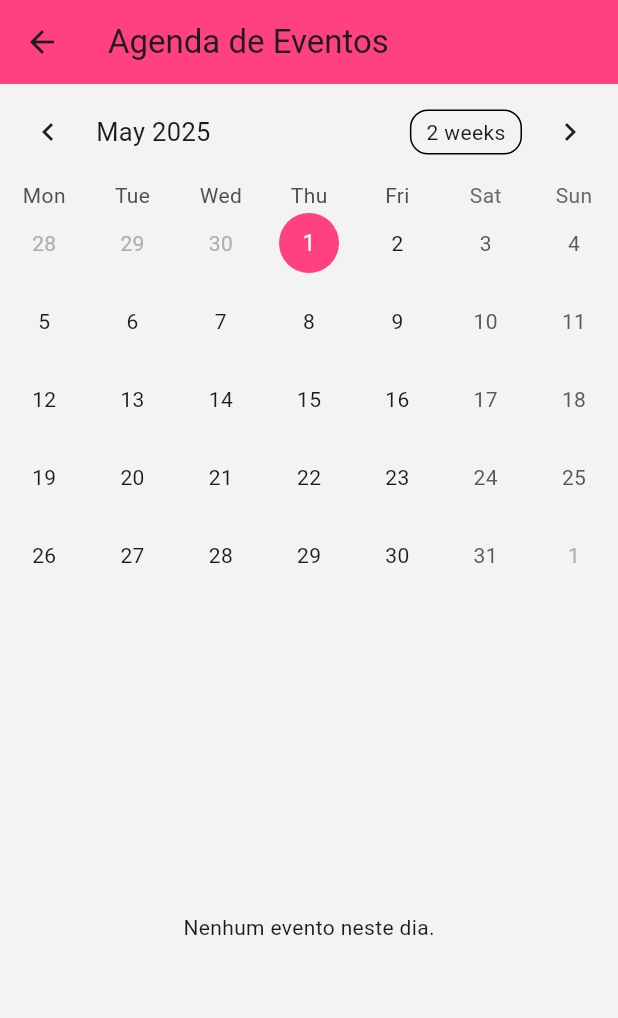
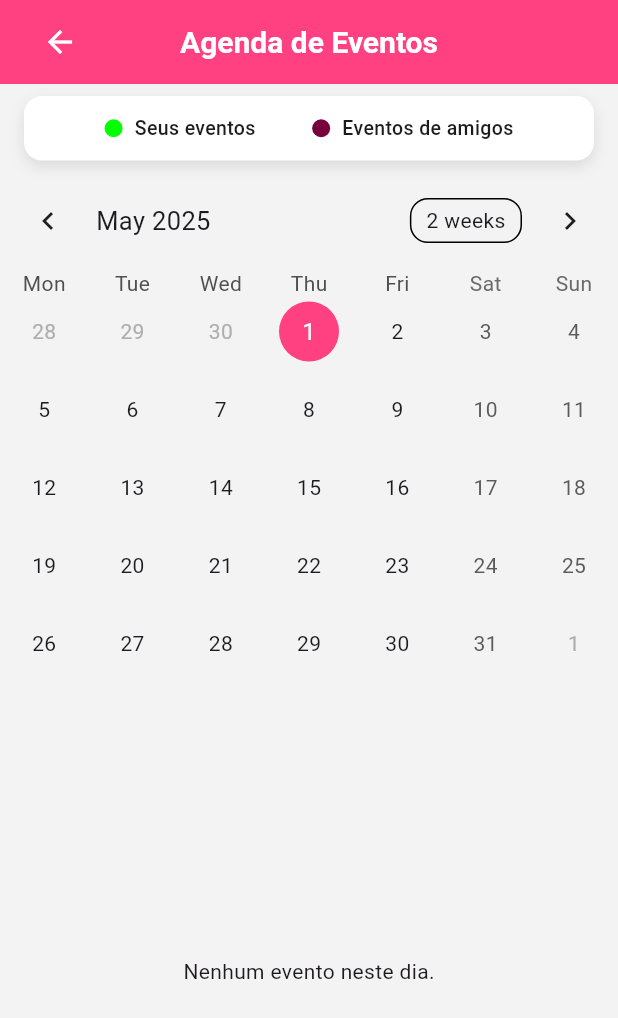
Before and after one commit to VictorAlexandreMuller/Frontend, a Flutter app: the AgendaPage screen opened by its route, on a phone screen of 412 x 824 dp. Shown: the top 1018 px of the screen. Run offline on Flutter 3.47's test engine with Material 3 defaults, Android fonts, the phone set to English and light mode, and no system bars; drawn by our look-alikes of table_calendar; our stand-ins replace font_awesome_flutter, go_router, shared_preferences; accounts and stored records are empty; network calls fail.

Commit message:
ajuste calendario 80%, falta aplicar evento como convidado

```diff
--- a/lib/config/api_config.dart
+++ b/lib/config/api_config.dart
@@ -3,7 +3,7 @@ import 'package:flutter/foundation.dart';
 class ApiConfig {
   static final String baseUrl = kIsWeb
       ? 'http://localhost:8080' // para web
-      : 'http://192.168.71.222:8080'; // LEIA-ME para emulador Android especificamente no celular do VICTOR PC
+      : 'http://192.168.15.75:8080'; // LEIA-ME para emulador Android especificamente no celular do VICTOR PC
   // : 'http://192.168.71.222:8080'; // LEIA-ME para emulador Android especificamente no celular do VICTOR NOTEBOOK
   // : '<ipv4 do pc>:8080'; // LEIA-ME para emulador Android de voce que está lendo e quer fazer rodar no seu celular... comente a linha 6 e coloque o ip da sua maquina aqui
   // : '<ipv4 do pc>:8080'; // LEIA-ME para emulador Android de voce que está lendo e quer fazer rodar no seu celular... comente a linha 6 e coloque o ip da sua maquina aqui
--- a/lib/pages/funcionalidades/calendario_page.dart
+++ b/lib/pages/funcionalidades/calendario_page.dart
@@ -34,13 +34,12 @@ class _AgendaPageState extends State<AgendaPage> {
     }
     final formatador = DateFormat('dd/MM/yyyy HH:mm');
     for (var evento in eventos) {
-      final data = formatador.parse(evento.data!); // ✅ CORRETO
+      final data = formatador.parse(evento.data!);
       final dia = DateTime.utc(data.year, data.month, data.day);
       mapa[dia] = [...(mapa[dia] ?? []), evento];
     }
 
     final diaAtual = DateTime.utc(
-      // <- UTC aqui também!
       diaSelecionado.year,
       diaSelecionado.month,
       diaSelecionado.day,
@@ -57,20 +56,91 @@ class _AgendaPageState extends State<AgendaPage> {
     return eventosPorData[diaLocal] ?? [];
   }
 
+  Widget _buildLegendaItem(Color cor, String texto) {
+    return Row(
+      children: [
+        Container(
+          width: 12,
+          height: 12,
+          decoration: BoxDecoration(
+            color: cor,
+            shape: BoxShape.circle,
+          ),
+        ),
+        const SizedBox(width: 8),
+        Text(
+          texto,
+          style: const TextStyle(
+            fontSize: 13,
+            fontWeight: FontWeight.w500,
+          ),
+        ),
+      ],
+    );
+  }
+
   @override
   Widget build(BuildContext context) {
     return Scaffold(
       backgroundColor: const Color(0xFFF3F3F3),
       appBar: AppBar(
-        title: const Text('Agenda de Eventos'),
-        leading: IconButton(
-          icon: const Icon(Icons.arrow_back),
-          onPressed: () => Navigator.of(context).pop(),
+        backgroundColor: Colors.pinkAccent,
+        elevation: 0,
+        automaticallyImplyLeading: false,
+        title: Row(
+          children: [
+            // Setinha (mantida funcional)
+            IconButton(
+              icon: const Icon(Icons.arrow_back, color: Colors.white),
+              onPressed: () => Navigator.of(context).pop(),
+            ),
+            // Espaço para centralizar o título
+            Expanded(
+              child: Center(
+                child: Text(
+                  'Agenda de Eventos',
+                  style: const TextStyle(
+                    fontSize: 20,
+                    fontWeight: FontWeight.bold,
+                    color: Colors.white,
+                  ),
+                ),
+              ),
+            ),
+            // Espaço invisível para compensar a seta (mesma largura da seta)
+            const SizedBox(width: 48),
+          ],
         ),
-        backgroundColor: Colors.pinkAccent,
       ),
       body: Column(
         children: [
+          Padding(
+            padding:
+                const EdgeInsets.symmetric(horizontal: 16.0, vertical: 8.0),
+            child: Container(
+              padding:
+                  const EdgeInsets.symmetric(horizontal: 16.0, vertical: 12.0),
+              decoration: BoxDecoration(
+                color: Colors.white,
+                borderRadius: BorderRadius.circular(12),
+                boxShadow: [
+                  BoxShadow(
+                    color: Colors.black.withOpacity(0.1),
+                    blurRadius: 8,
+                    offset: const Offset(0, 4),
+                  ),
+                ],
+              ),
+              child: Row(
+                mainAxisAlignment: MainAxisAlignment.spaceEvenly,
+                children: [
+                  _buildLegendaItem(const Color(0xFF04FF00), "Seus eventos"),
+                  _buildLegendaItem(
+                      const Color(0xFF78003C), "Eventos de amigos"),
+                ],
+              ),
+            ),
+          ),
           TableCalendar<EventoModel>(
             firstDay: DateTime.utc(2020, 1, 1),
             lastDay: DateTime.utc(2100, 12, 31),
@@ -87,7 +157,8 @@ class _AgendaPageState extends State<AgendaPage> {
                 shape: BoxShape.circle,
               ),
               markerDecoration: BoxDecoration(
-                color: Colors.transparent, // removemos o marcador padrão
+                color: Colors.pinkAccent,
+                shape: BoxShape.circle,
               ),
             ),
             selectedDayPredicate: (day) => isSameDay(day, diaSelecionado),
@@ -97,35 +168,35 @@ class _AgendaPageState extends State<AgendaPage> {
                 eventosSelecionados = _obterEventosDoDia(selectedDay);
               });
             },
-            calendarBuilders: CalendarBuilders(
-              markerBuilder: (context, date, eventos) {
-                if (eventos.isEmpty) return const SizedBox();
+            calendarBuilders:
+                CalendarBuilders(markerBuilder: (context, date, eventos) {
+              if (eventos.isEmpty) return const SizedBox();
 
-                return Padding(
-                  padding: const EdgeInsets.only(top: 2),
-                  child: Column(
-                    mainAxisSize: MainAxisSize.min,
-                    children: eventos
-                        .take(2)
-                        .map((evento) => Text(
-                              (evento as EventoModel)
-                                      .titulo
-                                      ?.split(' ')
-                                      .first ??
-                                  '',
-                              style: const TextStyle(
-                                fontSize: 9,
-                                color: Colors.blueAccent,
-                                fontWeight: FontWeight.w600,
-                              ),
-                              overflow: TextOverflow.ellipsis,
-                              maxLines: 1,
-                            ))
-                        .toList(),
+              return Positioned(
+                bottom: 2, // distância da parte inferior da célula
+                child: Container(
+                  width: 10, // largura da bolinha
+                  height: 10, // altura da bolinha
+                  decoration: BoxDecoration(
+                    color: const Color(0xFF04FF00), // cor da bolinha
+                    shape: BoxShape.circle, // formato circular
+                    border: Border.all(
+                      // borda opcional
+                      color: Colors.white,
+                      width: 2,
+                    ),
+                    boxShadow: [
+                      // sombra opcional
+                      BoxShadow(
+                        color: Colors.black.withOpacity(0.3),
+                        blurRadius: 2,
+                        offset: const Offset(0, 1),
+                      ),
+                    ],
                   ),
-                );
-              },
-            ),
+                ),
+              );
+            }),
           ),
           const SizedBox(height: 16),
           Expanded(
@@ -135,18 +206,14 @@ class _AgendaPageState extends State<AgendaPage> {
                     itemCount: eventosSelecionados.length,
                     itemBuilder: (context, index) {
                       final evento = eventosSelecionados[index];
+                      final formatador = DateFormat('dd/MM/yyyy HH:mm');
+                      final data = formatador.parse(evento.data!);
                       return ListTile(
                         title: Text(evento.titulo ?? 'Sem título'),
-                        subtitle: Text(
-                          DateFormat('dd/MM/yyyy HH:mm')
-                              .format(DateTime.parse(evento.data!)),
-                        ),
+                        subtitle: Text(formatador.format(data)),
                         leading:
                             const Icon(Icons.event_note, color: Colors.pink),
                         onTap: () {
-                          Navigator.of(context)
-                              .pop(); // opcional: volta se estiver em bottomsheet
-                          // Abrir a tela de detalhes
                           Navigator.of(context).push(MaterialPageRoute(
                             builder: (_) => DetalhesEventoPage(evento: evento),
                           ));
--- a/lib/services/evento_service.dart
+++ b/lib/services/evento_service.dart
@@ -7,7 +7,7 @@ import 'package:festora/utils/TokenHelper.dart';
 class EventoService {
   static final String baseUrl = kIsWeb
       ? 'http://localhost:8080/eventos' // navegador web (teste local)
-      : 'http://192.168.71.222:8080/eventos'; // seu IP real da máquina, usado pelo celular VICTOR PC
+      : 'http://192.168.15.75:8080/eventos'; // seu IP real da máquina, usado pelo celular VICTOR PC
   // : 'http://192.168.71.222:8080/eventos'; // seu IP real da máquina, usado pelo celular VICTOR NOTEBOOK
 
   Future<bool> criarEvento(EventoModel evento) async {
```
Also changed, not shown: 4 other files.
